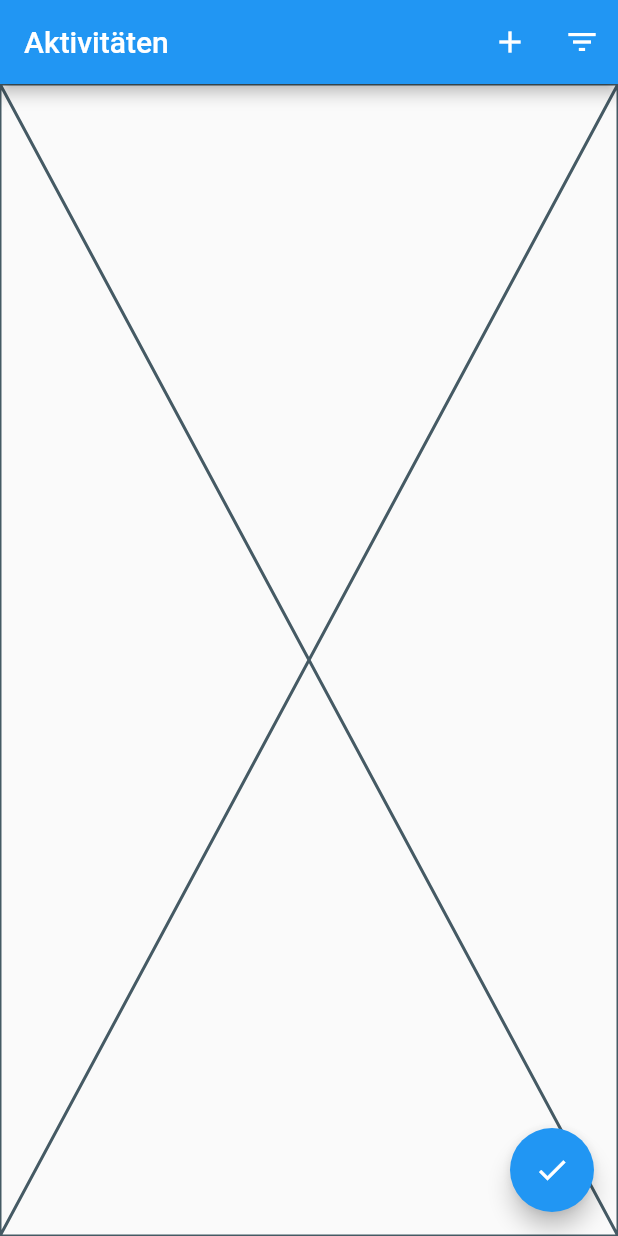
After one commit to The-CodeCave/moodtracker, a Flutter app: the ActivityListView screen opened by its route, on a phone screen of 412 x 824 dp. The commit adds this screen. Run offline on Flutter 3.47's test engine with Material 2 defaults, Android fonts, the phone set to English and light mode, and no system bars; our stand-ins replace equatable, firebase_auth, firebase_core, flutter_bloc, flutter_hooks, font_awesome_flutter and 2 more; accounts and stored records are empty.

Commit message:
added home routing

```diff
--- /dev/null
+++ b/lib/activitiy/view/activity_list_view.dart
@@ -0,0 +1,30 @@
+import 'package:flutter/material.dart';
+
+class ActivityListView extends StatelessWidget {
+  final String title = 'Aktivitäten';
+  const ActivityListView({super.key});
+
+  @override
+  Widget build(BuildContext context) {
+    return Scaffold(
+      appBar: AppBar(
+        title: Text(title),
+        actions: [
+          IconButton(
+            onPressed: () {},
+            icon: Icon(Icons.add),
+          ),
+          IconButton(
+            onPressed: () {},
+            icon: Icon(Icons.filter_list),
+          ),
+        ],
+      ),
+      floatingActionButton: FloatingActionButton(
+        onPressed: () {},
+        child: Icon(Icons.check),
+      ),
+      body: Placeholder(),
+    );
+  }
+}
--- a/lib/app/bloc/app_state.dart
+++ b/lib/app/bloc/app_state.dart
@@ -27,7 +27,7 @@ class AppUserUnauthenticatedState extends AppState {
 }
 
 class AppUserAuthenticatedState extends AppState {
-  const AppUserAuthenticatedState(User user) : super(isInitialized: true, isServiceRegistered: false, user: user);
+  const AppUserAuthenticatedState(User user) : super(isInitialized: true, isServiceRegistered: true, user: user);
 }
 
 class AppErrorState extends AppState {
--- a/lib/router/app_router.dart
+++ b/lib/router/app_router.dart
@@ -1,5 +1,6 @@
 import 'package:flutter/material.dart';
 import 'package:go_router/go_router.dart';
+import 'package:moodtracker/activitiy/view/activity_list_view.dart';
 import 'package:moodtracker/app/view/app_error_view.dart';
 import 'package:moodtracker/login/bloc/login_service.dart';
 import 'package:moodtracker/login/view/auth_view.dart';
@@ -25,7 +26,7 @@ class AppRouter extends GoRouter {
             GoRoute(
                 path: AppRoutes.home,
                 builder: (context, state) {
-                  return const AuthView(child: Text("Home: Not implemented yet."));
+                  return const AuthView(child: ActivityListView());
                 }),
             GoRoute(
               path: AppRoutes.error,
@@ -38,7 +39,7 @@ class AppRouter extends GoRouter {
 }
 
 class AppRoutes {
+  static String home = '/';
   static String login = '/login';
-  static String home = '/';
   static String error = '/error';
 }
```
Also changed, not shown: lib/activitiy/bloc/activity_bloc.dart (added, +13 -0 lines), lib/activitiy/bloc/activity_event.dart (added, +8 -0 lines), lib/activitiy/bloc/activity_state.dart (added, +10 -0 lines), lib/login/view/login_view.dart (+8 -0 lines).
